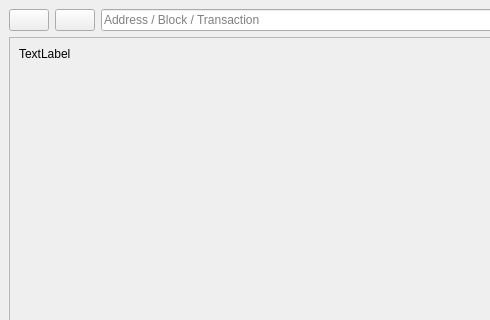
This is src/qt/forms/blockexplorer.ui in GiantPay/GiantCore as Qt 5 draws it before an edit; both pictures show x 0 to 490 and y 0 to 320 of the 800 by 600 pixel window. The edited form follows.
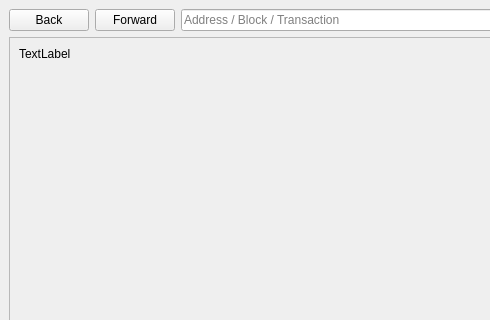
This is the edited form. Icons and pictures are not drawn.

The edit to the form file:
```diff
--- a/src/qt/forms/blockexplorer.ui
+++ b/src/qt/forms/blockexplorer.ui
@@ -13,7 +13,13 @@
   <property name="windowTitle">
    <string>Blockchain Explorer</string>
   </property>
+  <property name="styleSheet">
+   <string notr="true"/>
+  </property>
   <widget class="QWidget" name="centralwidget">
+   <property name="styleSheet">
+    <string notr="true"/>
+   </property>
    <layout class="QVBoxLayout" name="verticalLayout">
     <item>
      <layout class="QHBoxLayout" name="horizontalLayout">
@@ -23,7 +29,7 @@
       <item>
        <widget class="QPushButton" name="back">
         <property name="text">
-         <string/>
+         <string>Back</string>
         </property>
         <property name="icon">
          <iconset resource="../bitcoin.qrc">
@@ -37,7 +43,7 @@
       <item>
        <widget class="QPushButton" name="forward">
         <property name="text">
-         <string/>
+         <string>Forward</string>
         </property>
         <property name="icon">
          <iconset resource="../bitcoin.qrc">
```
Left out of the diff: 10 changed lines with no effect on the pictures.
